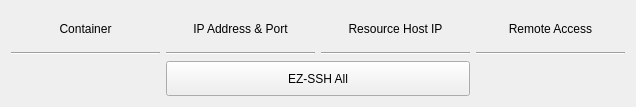
Qt form hub/forms/DlgEnvironment.ui (subutai-io/control-center) before a commit.
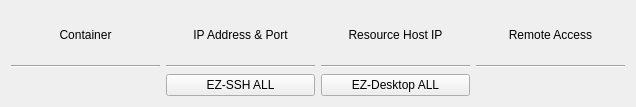
The same form after that commit.

The edit to the form file:
```diff
--- a/hub/forms/DlgEnvironment.ui
+++ b/hub/forms/DlgEnvironment.ui
@@ -94,7 +94,7 @@
    <item row="2" column="2">
     <layout class="QFormLayout" name="cont_rhip"/>
    </item>
-   <item row="3" column="1" colspan="2">
+   <item row="3" column="1">
     <widget class="QPushButton" name="btn_ssh_all">
      <property name="maximumSize">
       <size>
@@ -103,7 +103,14 @@
       </size>
      </property>
      <property name="text">
-      <string>EZ-SSH All</string>
+      <string>EZ-SSH ALL</string>
+     </property>
+    </widget>
+   </item>
+   <item row="3" column="2">
+    <widget class="QPushButton" name="btn_desktop_all">
+     <property name="text">
+      <string>EZ-Desktop ALL</string>
      </property>
     </widget>
    </item>
```
